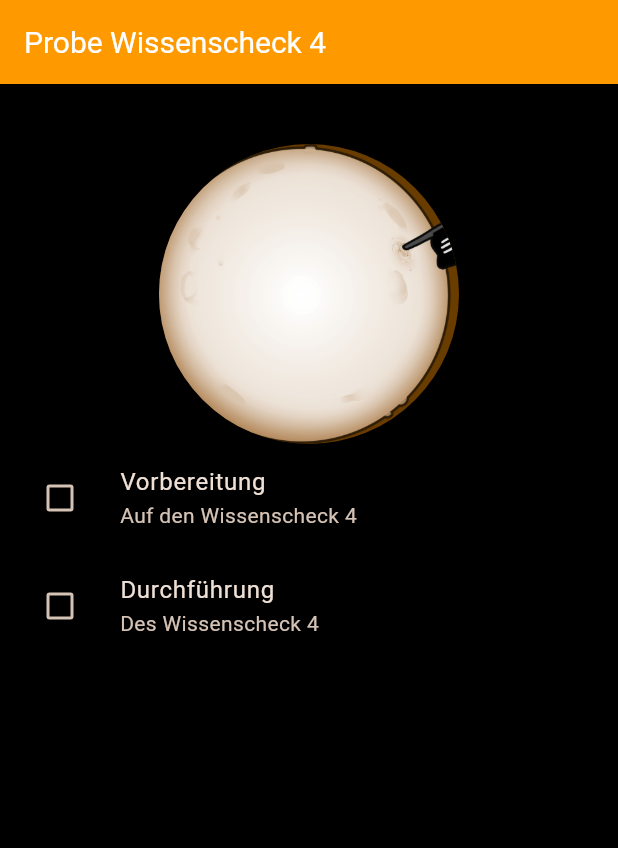
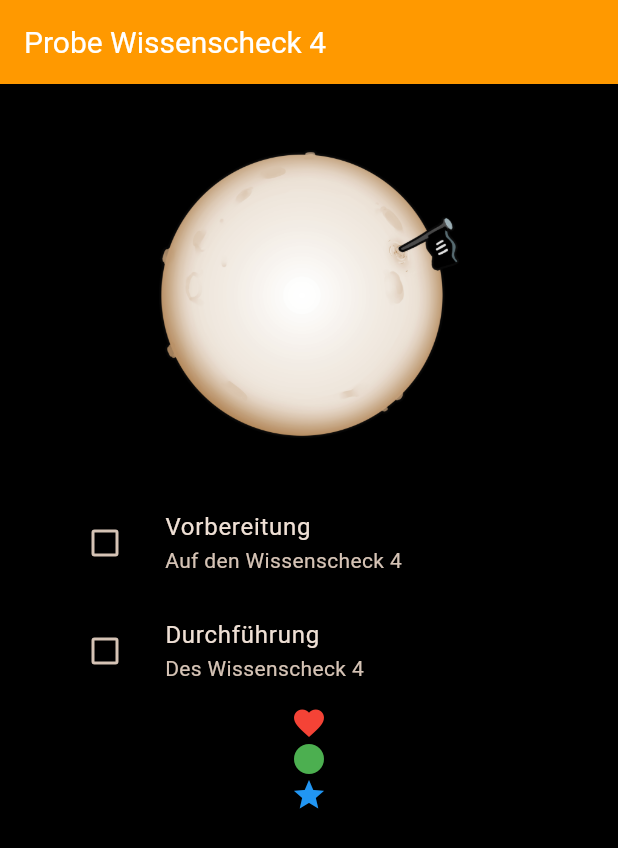
Before and after one commit to Serveronline73/sample_exam_4, a Flutter app: the screen it shows after launch, on a phone screen of 412 x 824 dp. Shown: the top 848 px of the screen. Run offline on Flutter 3.47's test engine with Material 3 defaults, Android fonts, the phone set to English and light mode, and no system bars.

Commit message:
Circle Avatar wurde enfernt

```diff
--- a/lib/src/sample_exam_screen.dart
+++ b/lib/src/sample_exam_screen.dart
@@ -24,12 +24,12 @@ class _SampleExamScreenState extends State<SampleExamScreen> {
             mainAxisAlignment: MainAxisAlignment.start,
             children: [
               Center(
-                child: CircleAvatar(
-                  radius: 100,
-                  backgroundImage: AssetImage("assets/moon.png"),
+                child: Image.asset(width: 200, height: 200, "assets/moon.png"),
               ),
-              ),
-              ListTile(
+              SizedBox(height: 30),
+              Padding(
+                padding: const EdgeInsets.only(left: 30),
+                child: ListTile(
                   title: Text("Vorbereitung"),
                   subtitle: Text("Auf den Wissenscheck 4"),
                   leading: Checkbox(
@@ -42,7 +42,10 @@ class _SampleExamScreenState extends State<SampleExamScreen> {
                     },
                   ),
                 ),
-              ListTile(
+              ),
+              Padding(
+                padding: const EdgeInsets.only(left: 30),
+                child: ListTile(
                   title: Text("Durchführung"),
                   subtitle: Text("Des Wissenscheck 4"),
                   leading: Checkbox(
@@ -55,6 +58,14 @@ class _SampleExamScreenState extends State<SampleExamScreen> {
                     },
                   ),
                 ),
+              ),
+              Column(
+                children: [
+                  Icon(Icons.favorite, color: Colors.red),
+                  Icon(Icons.circle, color: Colors.green),
+                  Icon(Icons.star, color: Colors.blue),
+                ],
+              )
             ],
           ),
         ));
```
Lines whose indentation alone changed are shown as unchanged.
